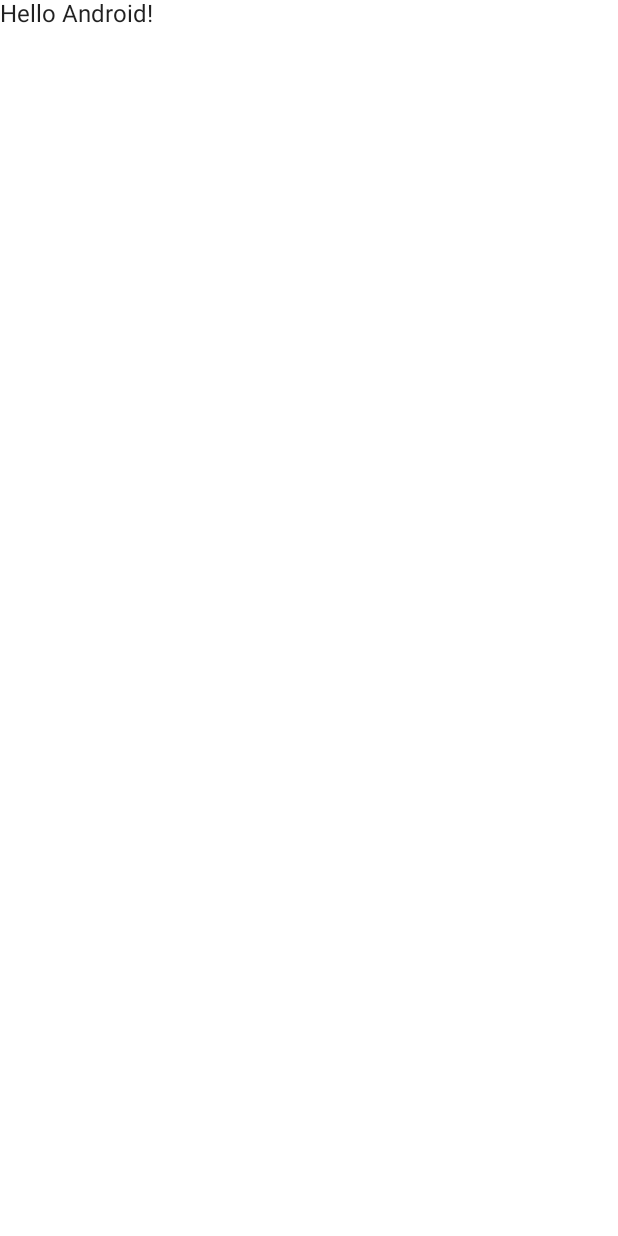
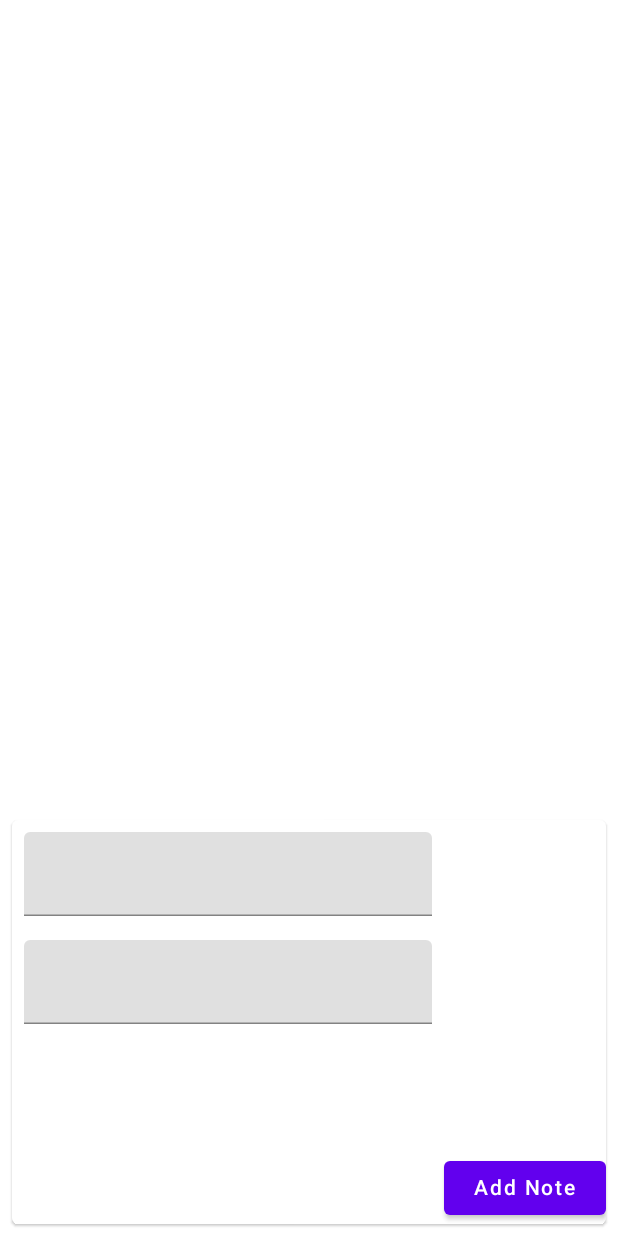
Before and after one commit to orlandev/NoteApp, an Android app built with Jetpack Compose: the screen it shows after launch (MainActivity), on a phone screen of 412 x 824 dp. Before the commit the screen is almost empty. Run offline under Robolectric (Android 15) with nearby library versions, the phone set to English and light mode, and no system bars; our stand-ins replace Dagger/Hilt's generated code, Room's generated code.

Commit message:
First Comit

```diff
--- a/app/src/main/AndroidManifest.xml
+++ b/app/src/main/AndroidManifest.xml
@@ -6,6 +6,7 @@
         android:allowBackup="true"
         android:icon="@mipmap/ic_launcher"
         android:label="@string/app_name"
+        android:name=".MainAplication"
         android:roundIcon="@mipmap/ic_launcher_round"
         android:supportsRtl="true"
         android:theme="@style/Theme.NoteApp">
--- a/app/src/main/java/com/ondev/noteapp/MainActivity.kt
+++ b/app/src/main/java/com/ondev/noteapp/MainActivity.kt
@@ -3,13 +3,24 @@ package com.ondev.noteapp
 import android.os.Bundle
 import androidx.activity.ComponentActivity
 import androidx.activity.compose.setContent
-import androidx.compose.material.MaterialTheme
-import androidx.compose.material.Surface
-import androidx.compose.material.Text
-import androidx.compose.runtime.Composable
+import androidx.compose.foundation.layout.*
+import androidx.compose.foundation.lazy.LazyColumn
+import androidx.compose.foundation.lazy.items
+import androidx.compose.material.*
+import androidx.compose.runtime.*
+import androidx.compose.ui.Alignment
+import androidx.compose.ui.Modifier
+import androidx.compose.ui.platform.InspectableModifier
+import androidx.compose.ui.text.input.TextFieldValue
+import androidx.compose.ui.text.style.TextOverflow
 import androidx.compose.ui.tooling.preview.Preview
+import androidx.compose.ui.unit.dp
+import androidx.hilt.navigation.compose.hiltViewModel
+import com.ondev.noteapp.data.local.model.NoteEntity
 import com.ondev.noteapp.ui.theme.NoteAppTheme
+import dagger.hilt.android.AndroidEntryPoint
 
+@AndroidEntryPoint
 class MainActivity : ComponentActivity() {
     override fun onCreate(savedInstanceState: Bundle?) {
         super.onCreate(savedInstanceState)
@@ -17,7 +28,7 @@ class MainActivity : ComponentActivity() {
             NoteAppTheme {
                 // A surface container using the 'background' color from the theme
                 Surface(color = MaterialTheme.colors.background) {
-                    Greeting("Android")
+                    NoteApp()
                 }
             }
         }
@@ -25,14 +36,128 @@ class MainActivity : ComponentActivity() {
 }
 
 @Composable
-fun Greeting(name: String) {
-    Text(text = "Hello $name!")
+fun NoteApp(
+    viewModel: SharedViewModel = hiltViewModel()
+) {
+
+    val allNotes = viewModel.allNotes.collectAsState(initial = emptyList())
+
+    Column(
+        modifier = Modifier
+            .fillMaxSize()
+            .padding(8.dp)
+    ) {
+        NoteList(
+            allNotes = allNotes, modifier = Modifier
+                .fillMaxSize()
+                .weight(8f)
+        )
+        InputForm(
+            modifier = Modifier
+                .fillMaxSize()
+                .weight(4f), viewModel
+        )
+    }
+}
+
+@Composable
+fun InputForm(modifier: Modifier = Modifier, viewModel: SharedViewModel? = null) {
+
+    val noteTitle = remember {
+        mutableStateOf(TextFieldValue())
+    }
+
+    val noteMessage = remember {
+        mutableStateOf(TextFieldValue())
+    }
+
+    Card(modifier = modifier) {
+
+        Row(modifier = Modifier.fillMaxSize(),verticalAlignment = Alignment.Bottom) {
+            Column(modifier = Modifier
+                .fillMaxSize()
+                .weight(8f)) {
+                TextField(
+                    modifier = Modifier
+                        .fillMaxWidth()
+                        .padding(8.dp),
+                    value = noteTitle.value,
+                    onValueChange = { noteTitle.value = it })
+                TextField(
+                    modifier = Modifier
+                        .fillMaxWidth()
+                        .padding(8.dp),
+                    value = noteMessage.value,
+                    onValueChange = { noteMessage.value = it })
+            }
+
+            Button(modifier = Modifier.weight(3f), onClick = {
+                val noteNow = NoteEntity(
+                    title = noteTitle.value.text,
+                    message = noteMessage.value.text,
+                    date = System.currentTimeMillis()
+                )
+                viewModel?.onInsert(noteEntity = noteNow)
+            }) {
+                Text(text = "Add Note")
+            }
+
+        }
+
+    }
+
+}
+
+@Composable
+fun NoteList(modifier: Modifier = Modifier, allNotes: State<List<NoteEntity>>) {
+    LazyColumn(modifier = modifier) {
+        items(allNotes.value) { note ->
+            NoteCard(title = note.title, message = note.message)
+        }
+    }
+}
+
+
+@Composable
+fun NoteCard(title: String, message: String) {
+    Card(
+        elevation = 8.dp,
+        modifier = Modifier
+            .fillMaxWidth()
+            .padding(8.dp)
+    ) {
+        Column(
+            Modifier
+                .padding(8.dp),
+        ) {
+            Text(text = title, overflow = TextOverflow.Ellipsis, modifier = Modifier.fillMaxWidth())
+            Spacer(modifier = Modifier.height(20.dp))
+            Text(
+                text = message,
+                overflow = TextOverflow.Ellipsis,
+                modifier = Modifier.fillMaxWidth(),
+                maxLines = 3
+            )
+
+        }
+    }
 }
 
 @Preview(showBackground = true)
 @Composable
-fun DefaultPreview() {
-    NoteAppTheme {
-        Greeting("Android")
-    }
+fun ShowNoteCard() {
+
+    NoteCard(
+        title = "kfjekwef",
+        message = "JEFJergerg reg erg ergerg er ge rg erg erg er g erg erg er g erg erg er ge rg erg er gerg er ge rg    erg erg re ger greg re greg erg erg erg ewfwefwefefwefwefwefwefE"
+    )
+
 }
+
+@Preview(showBackground = true)
+@Composable
+fun ShowNoteInputForm() {
+
+    InputForm(modifier = Modifier.fillMaxSize())
+
+}
--- /dev/null
+++ b/app/src/main/java/com/ondev/noteapp/MainAplication.kt
@@ -0,0 +1,7 @@
+package com.ondev.noteapp
+
+import android.app.Application
+import dagger.hilt.android.HiltAndroidApp
+
+@HiltAndroidApp
+class MainAplication:Application()
--- /dev/null
+++ b/app/src/main/java/com/ondev/noteapp/SharedViewModel.kt
@@ -0,0 +1,40 @@
+package com.ondev.noteapp
+
+import androidx.lifecycle.ViewModel
+import androidx.lifecycle.viewModelScope
+import com.ondev.noteapp.data.local.NoteRepository
+import com.ondev.noteapp.data.local.model.NoteEntity
+import dagger.hilt.android.lifecycle.HiltViewModel
+import kotlinx.coroutines.Dispatchers
+import kotlinx.coroutines.launch
+import javax.inject.Inject
+
+@HiltViewModel
+class SharedViewModel @Inject constructor(
+    private val noteRepository: NoteRepository
+
+) : ViewModel() {
+
+    val allNotes = noteRepository.allNotes
+
+    fun onInsert(noteEntity: NoteEntity) {
+        viewModelScope.launch(Dispatchers.IO) {
+            noteRepository.insert(noteEntity = noteEntity)
+        }
+    }
+
+    fun onUpdate(noteEntity: NoteEntity) {
+        viewModelScope.launch(Dispatchers.IO) {
+            noteRepository.update(noteEntity = noteEntity)
+        }
+    }
+
+    fun onDelete(noteEntity: NoteEntity) {
+        viewModelScope.launch(Dispatchers.IO) {
+            noteRepository.delete(noteEntity = noteEntity)
+        }
+    }
+
+    suspend fun onGetNoteById(id: Int) = noteRepository.getNoteById(id)
+
+}
--- /dev/null
+++ b/app/src/main/java/com/ondev/noteapp/data/local/NoteDatabase.kt
@@ -0,0 +1,36 @@
+package com.ondev.noteapp.data.local
+
+import android.content.Context
+import androidx.room.Database
+import androidx.room.Room
+import androidx.room.RoomDatabase
+import com.ondev.noteapp.data.local.dao.NoteDao
+import com.ondev.noteapp.data.local.model.NoteEntity
+
+@Database(
+    entities = [NoteEntity::class],
+    version = 1,
+    exportSchema = false
+)
+
+abstract class NoteDatabase : RoomDatabase() {
+    abstract fun noteDao(): NoteDao
+
+    companion object {
+        @Volatile
+        private var INSTANCE: NoteDatabase? = null
+
+        fun getDatabase(context: Context): NoteDatabase {
+            return INSTANCE ?: synchronized(this) {
+                INSTANCE ?: buildDatabase(context).also { INSTANCE = it }
+            }
+        }
+
+        // Create and pre-populate the database. See this article for more details:
+        // https://medium.com/google-developers/7-pro-tips-for-room-fbadea4bfbd1#4785
+        private fun buildDatabase(context: Context): NoteDatabase {
+            return Room.databaseBuilder(context, NoteDatabase::class.java, "NOTES.db")
+                .build()
+        }
+    }
+}
--- /dev/null
+++ b/app/src/main/java/com/ondev/noteapp/data/local/dao/NoteDao.kt
@@ -0,0 +1,26 @@
+package com.ondev.noteapp.data.local.dao
+
+import androidx.lifecycle.LiveData
+import androidx.room.*
+import com.ondev.noteapp.data.local.model.NoteEntity
+import kotlinx.coroutines.flow.Flow
+
+@Dao
+interface NoteDao {
+
+    @Insert
+    suspend fun insert(noteEntity: NoteEntity)
+
+    @Update
+    suspend fun update(noteEntity: NoteEntity)
+
+    @Delete
+    suspend fun delete(noteEntity: NoteEntity)
+
+    @Query("SELECT * FROM note WHERE id=:id")
+    suspend fun getNoteById(id: Int): NoteEntity
+
+    @Query("SELECT * FROM note")
+    fun getAllNotes(): Flow<List<NoteEntity>>
+
+}
--- /dev/null
+++ b/app/src/main/java/com/ondev/noteapp/di/AppModule.kt
@@ -0,0 +1,33 @@
+package com.ondev.noteapp.di
+
+import android.content.Context
+import com.ondev.noteapp.data.local.NoteDatabase
+import com.ondev.noteapp.data.local.NoteRepository
+import com.ondev.noteapp.data.local.dao.NoteDao
+import dagger.Module
+import dagger.Provides
+import dagger.hilt.InstallIn
+import dagger.hilt.android.qualifiers.ApplicationContext
+import dagger.hilt.components.SingletonComponent
+import javax.inject.Singleton
+
+@Module
+@InstallIn(SingletonComponent::class)
+object AppModule {
+
+    @Singleton
+    @Provides
+    fun provideDatabase(@ApplicationContext appContext: Context) =
+        NoteDatabase.getDatabase(appContext)
+
+    @Singleton
+    @Provides
+    fun providePlaceDao(database: NoteDatabase): NoteDao = database.noteDao()
+
+    @Singleton
+    @Provides
+    fun provideRepository(
+        noteDao: NoteDao
+    ) = NoteRepository(noteDao = noteDao)
+
+}
--- a/build.gradle
+++ b/build.gradle
@@ -10,6 +10,7 @@ buildscript {
     dependencies {
         classpath "com.android.tools.build:gradle:7.0.2"
         classpath "org.jetbrains.kotlin:kotlin-gradle-plugin:1.5.31"
+        classpath "com.google.dagger:hilt-android-gradle-plugin:2.37"
 
         // NOTE: Do not place your application dependencies here; they belong
         // in the individual module build.gradle files
```
Also changed, not shown: app/build.gradle (+5 -4 lines), app/src/main/java/com/ondev/noteapp/data/local/NoteRepository.kt (added, +27 -0 lines), app/src/main/java/com/ondev/noteapp/data/local/model/NoteEntity.kt (added, +14 -0 lines).
